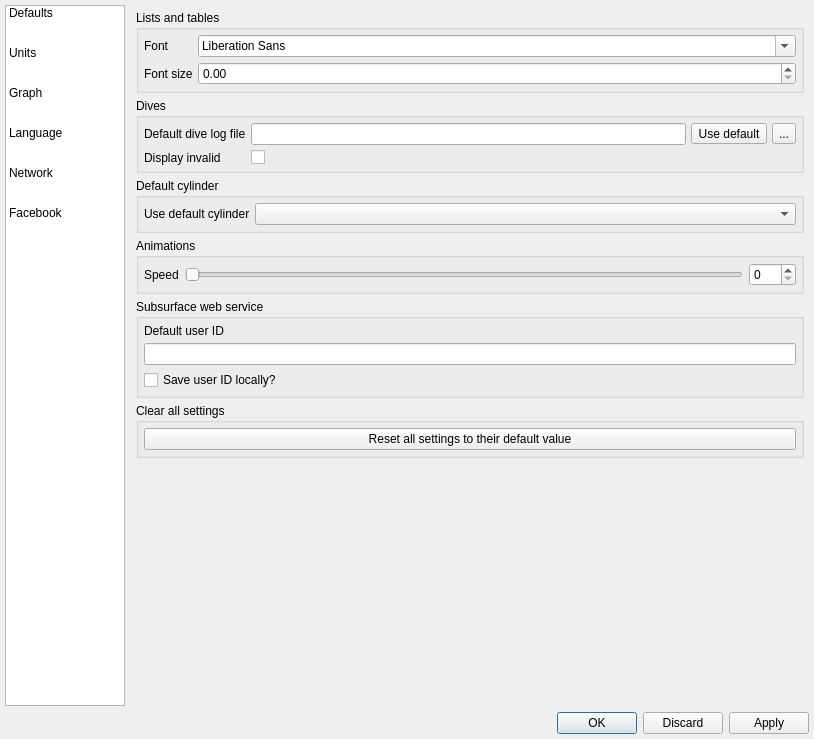
Before: the Qt Designer form qt-ui/preferences.ui in subsurface/subsurface, drawn with Qt 5.
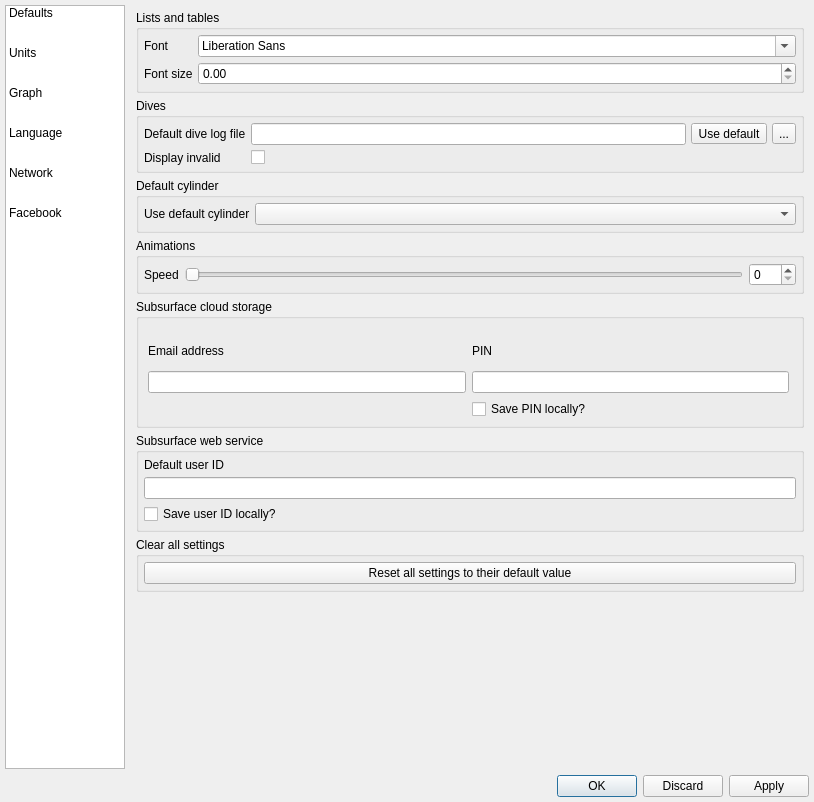
After: the same form once the commit is applied. Icons and pictures are not drawn.

Commit message:
Remote storage: add preferences UI
This isn't hooked up at all right now.

```diff
--- a/qt-ui/preferences.ui
+++ b/qt-ui/preferences.ui
@@ -7,7 +7,7 @@
     <x>0</x>
     <y>0</y>
     <width>814</width>
-    <height>739</height>
+    <height>802</height>
    </rect>
   </property>
   <property name="windowTitle">
@@ -387,6 +387,74 @@
            </layout>
           </widget>
          </item>
+         <item>
+          <widget class="QGroupBox" name="groupBox_8b">
+           <property name="sizePolicy">
+            <sizepolicy hsizetype="Preferred" vsizetype="Minimum">
+             <horstretch>0</horstretch>
+             <verstretch>0</verstretch>
+            </sizepolicy>
+           </property>
+           <property name="minimumSize">
+            <size>
+             <width>0</width>
+             <height>129</height>
+            </size>
+           </property>
+           <property name="title">
+            <string>Subsurface cloud storage</string>
+           </property>
+           <widget class="QWidget" name="layoutWidget">
+            <property name="geometry">
+             <rect>
+              <x>12</x>
+              <y>37</y>
+              <width>641</width>
+              <height>83</height>
+             </rect>
+            </property>
+            <layout class="QGridLayout" name="gridLayout_3" rowstretch="1,1,1" columnstretch="1,1">
+             <property name="sizeConstraint">
+              <enum>QLayout::SetMaximumSize</enum>
+             </property>
+             <item row="0" column="0">
+              <widget class="QLabel" name="label_16b">
+               <property name="toolTip">
+                <string extracomment="Email address used for the Subsurface remote storage infrastructure"/>
+               </property>
+               <property name="text">
+                <string>Email address</string>
+               </property>
+              </widget>
+             </item>
+             <item row="0" column="1">
+              <widget class="QLabel" name="label_16c">
+               <property name="text">
+                <string>PIN</string>
+               </property>
+              </widget>
+             </item>
+             <item row="1" column="0">
+              <widget class="QLineEdit" name="remote_storage_email">
+               <property name="toolTip">
+                <string extracomment="Email address used for the Subsurface remote storage infrastructure"/>
+               </property>
+              </widget>
+             </item>
+             <item row="1" column="1">
+              <widget class="QLineEdit" name="remote_storage_pin"/>
+             </item>
+             <item row="2" column="1">
+              <widget class="QCheckBox" name="save_PIN_local">
+               <property name="text">
+                <string>Save PIN locally?</string>
+               </property>
+              </widget>
+             </item>
+            </layout>
+           </widget>
+          </widget>
+         </item>
          <item>
           <widget class="QGroupBox" name="groupBox_8">
            <property name="title">
```
Left out of the diff: 8 changed lines with no effect on the pictures.
